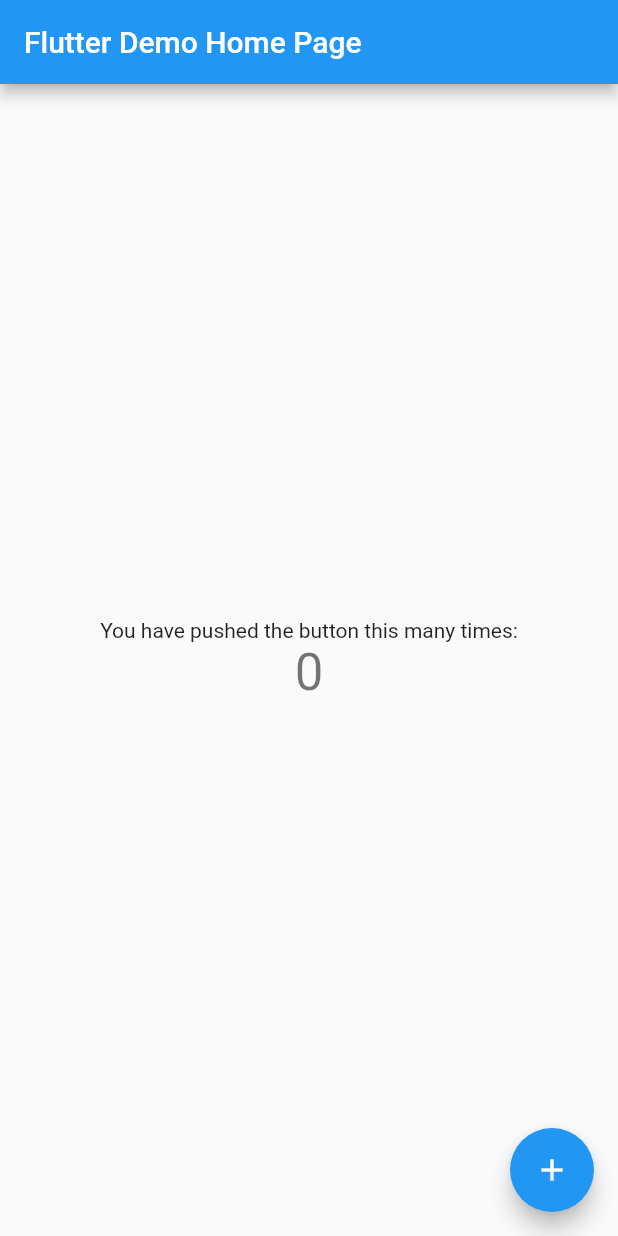
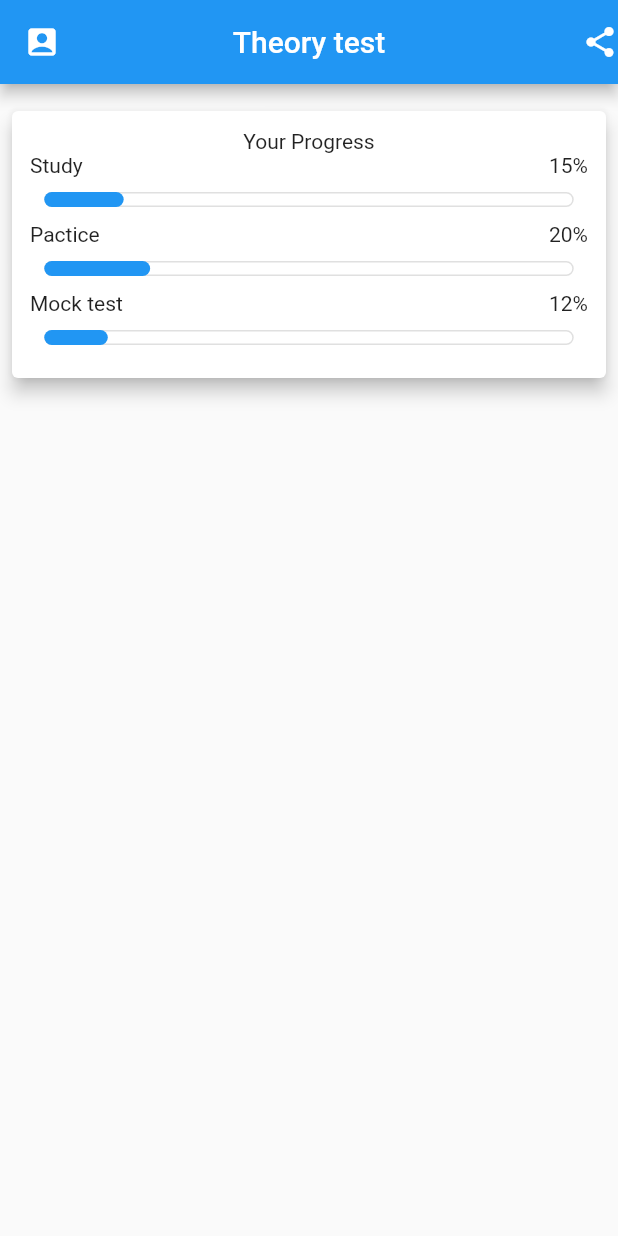
Before and after one commit to metaspook/theory_test, a Flutter app: the screen it shows after launch, on a phone screen of 412 x 824 dp. Run offline on Flutter 3.47's test engine with Material 2 defaults, Android fonts, the phone set to English and light mode, and no system bars.

Commit message:
add first card

```diff
--- a/lib/main.dart
+++ b/lib/main.dart
@@ -1,4 +1,5 @@
 import 'package:flutter/material.dart';
+import 'package:theory_test/pages/home_page.dart';
 
 void main() {
   runApp(const MyApp());
@@ -13,103 +14,9 @@
     return MaterialApp(
       title: 'Flutter Demo',
       theme: ThemeData(
-        // This is the theme of your application.
-        //
-        // Try running your application with "flutter run". You'll see the
-        // application has a blue toolbar. Then, without quitting the app, try
-        // changing the primarySwatch below to Colors.green and then invoke
-        // "hot reload" (press "r" in the console where you ran "flutter run",
-        // or simply save your changes to "hot reload" in a Flutter IDE).
-        // Notice that the counter didn't reset back to zero; the application
-        // is not restarted.
         primarySwatch: Colors.blue,
       ),
-      home: const MyHomePage(title: 'Flutter Demo Home Page'),
+      home: const HomePage(),
     );
   }
 }
-
-class MyHomePage extends StatefulWidget {
-  const MyHomePage({Key? key, required this.title}) : super(key: key);
-
-  // This widget is the home page of your application. It is stateful, meaning
-  // that it has a State object (defined below) that contains fields that affect
-  // how it looks.
-
-  // This class is the configuration for the state. It holds the values (in this
-  // case the title) provided by the parent (in this case the App widget) and
-  // used by the build method of the State. Fields in a Widget subclass are
-  // always marked "final".
-
-  final String title;
-
-  @override
-  State<MyHomePage> createState() => _MyHomePageState();
-}
-
-class _MyHomePageState extends State<MyHomePage> {
-  int _counter = 0;
-
-  void _incrementCounter() {
-    setState(() {
-      // This call to setState tells the Flutter framework that something has
-      // changed in this State, which causes it to rerun the build method below
-      // so that the display can reflect the updated values. If we changed
-      // _counter without calling setState(), then the build method would not be
-      // called again, and so nothing would appear to happen.
-      _counter++;
-    });
-  }
-
-  @override
-  Widget build(BuildContext context) {
-    // This method is rerun every time setState is called, for instance as done
-    // by the _incrementCounter method above.
-    //
-    // The Flutter framework has been optimized to make rerunning build methods
-    // fast, so that you can just rebuild anything that needs updating rather
-    // than having to individually change instances of widgets.
-    return Scaffold(
-      appBar: AppBar(
-        // Here we take the value from the MyHomePage object that was created by
-        // the App.build method, and use it to set our appbar title.
-        title: Text(widget.title),
-      ),
-      body: Center(
-        // Center is a layout widget. It takes a single child and positions it
-        // in the middle of the parent.
-        child: Column(
-          // Column is also a layout widget. It takes a list of children and
-          // arranges them vertically. By default, it sizes itself to fit its
-          // children horizontally, and tries to be as tall as its parent.
-          //
-          // Invoke "debug painting" (press "p" in the console, choose the
-          // "Toggle Debug Paint" action from the Flutter Inspector in Android
-          // Studio, or the "Toggle Debug Paint" command in Visual Studio Code)
-          // to see the wireframe for each widget.
-          //
-          // Column has various properties to control how it sizes itself and
-          // how it positions its children. Here we use mainAxisAlignment to
-          // center the children vertically; the main axis here is the vertical
-          // axis because Columns are vertical (the cross axis would be
-          // horizontal).
-          mainAxisAlignment: MainAxisAlignment.center,
-          children: <Widget>[
-            const Text(
-              'You have pushed the button this many times:',
-            ),
-            Text(
-              '$_counter',
-              style: Theme.of(context).textTheme.headline4,
-            ),
-          ],
-        ),
-      ),
-      floatingActionButton: FloatingActionButton(
-        onPressed: _incrementCounter,
-        tooltip: 'Increment',
-        child: const Icon(Icons.add),
-      ), // This trailing comma makes auto-formatting nicer for build methods.
-    );
-  }
-}
--- /dev/null
+++ b/lib/pages/home_page.dart
@@ -0,0 +1,60 @@
+import 'package:flutter/material.dart';
+import 'package:theory_test/widgets/progress_bar.dart';
+
+class HomePage extends StatelessWidget {
+  const HomePage({Key? key}) : super(key: key);
+
+  @override
+  Widget build(BuildContext context) {
+    return Scaffold(
+        appBar: AppBar(
+          // backgroundColor: Theme.of(context).scaffoldBackgroundColor,
+          leading: Icon(Icons.account_box),
+          actions: [Icon(Icons.share)],
+          centerTitle: true,
+          title: Text("Theory test"),
+        ),
+        body: Center(
+          child: Column(
+            // crossAxisAlignment: CrossAxisAlignment.center,
+            children: [
+              SizedBox(height: 10),
+              Card(
+                margin: EdgeInsets.all(8),
+                elevation: 5,
+                // color: Colors.amber,
+                child: Padding(
+                  padding: const EdgeInsets.all(12),
+                  child: Column(
+                    children: [
+                      Text("Your Progress"),
+                      Row(
+                        mainAxisAlignment: MainAxisAlignment.spaceBetween,
+                        children: [Text("Study"), Text("15%")],
+                      ),
+                      SizedBox(height: 10),
+                      ProgressBar(progressPercent: 15),
+                      SizedBox(height: 10),
+                      Row(
+                        mainAxisAlignment: MainAxisAlignment.spaceBetween,
+                        children: [Text("Pactice"), Text("20%")],
+                      ),
+                      SizedBox(height: 10),
+                      ProgressBar(progressPercent: 20),
+                      SizedBox(height: 10),
+                      Row(
+                        mainAxisAlignment: MainAxisAlignment.spaceBetween,
+                        children: [Text("Mock test"), Text("12%")],
+                      ),
+                      SizedBox(height: 10),
+                      ProgressBar(progressPercent: 12),
+                      SizedBox(height: 10),
+                    ],
+                  ),
+                ),
+              ),
+            ],
+          ),
+        ));
+  }
+}
--- /dev/null
+++ b/lib/widgets/progress_bar.dart
@@ -0,0 +1,28 @@
+import 'package:flutter/material.dart';
+
+class ProgressBar extends StatelessWidget {
+  const ProgressBar({Key? key, required this.progressPercent})
+      : super(key: key);
+  final int progressPercent;
+
+  @override
+  Widget build(BuildContext context) {
+    return Stack(
+      children: [
+        Container(
+          decoration: BoxDecoration(
+              border: Border.all(color: Colors.grey.shade300),
+              borderRadius: BorderRadius.circular(8)),
+          height: 10,
+          width: 353.0,
+        ),
+        Container(
+          decoration: BoxDecoration(
+              color: Colors.blue, borderRadius: BorderRadius.circular(8)),
+          height: 10,
+          width: (progressPercent / 100) * 353.0,
+        ),
+      ],
+    );
+  }
+}
```
